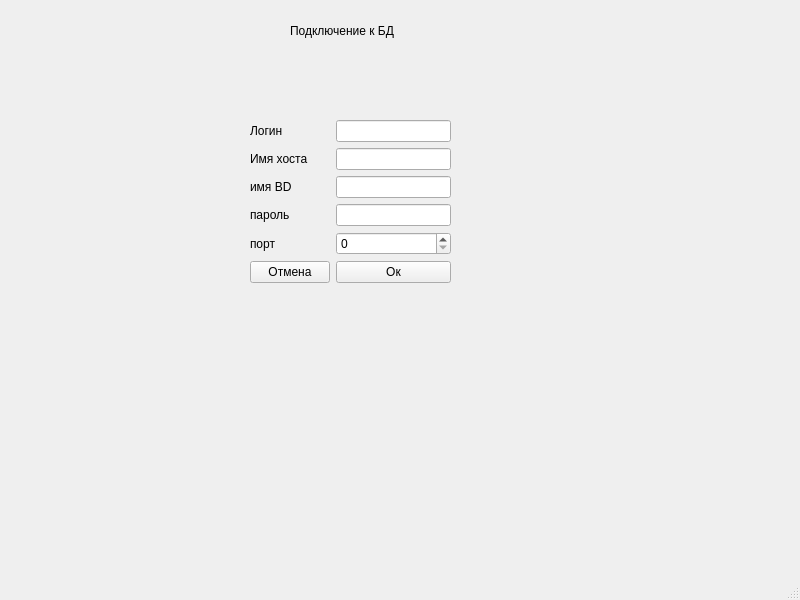
BerMemLeak/homeworks_netology, file designer/mainwindow.ui: the form before one commit.
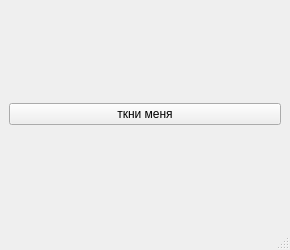
The form after the commit.

What changed in the file:
```diff
--- a/designer/mainwindow.ui
+++ b/designer/mainwindow.ui
@@ -6,116 +6,75 @@
    <rect>
     <x>0</x>
     <y>0</y>
-    <width>800</width>
-    <height>600</height>
+    <width>290</width>
+    <height>250</height>
    </rect>
   </property>
   <property name="windowTitle">
    <string>MainWindow</string>
   </property>
   <widget class="QWidget" name="centralwidget">
-   <widget class="QPushButton" name="ok_pushButton">
-    <property name="geometry">
-     <rect>
-      <x>600</x>
-      <y>610</y>
-      <width>100</width>
-      <height>32</height>
-     </rect>
-    </property>
-    <property name="text">
-     <string>Ок</string>
-    </property>
-   </widget>
-   <widget class="QLabel" name="label_dialog_window">
-    <property name="geometry">
-     <rect>
-      <x>290</x>
-      <y>10</y>
-      <width>151</width>
-      <height>41</height>
-     </rect>
-    </property>
-    <property name="text">
-     <string>Подключение к БД</string>
-    </property>
-   </widget>
-   <widget class="QWidget" name="formLayoutWidget">
-    <property name="geometry">
-     <rect>
-      <x>250</x>
-      <y>120</y>
-      <width>201</width>
-      <height>207</height>
-     </rect>
-    </property>
-    <layout class="QFormLayout" name="bd_form">
-     <item row="0" column="0">
-      <widget class="QLabel" name="login_label">
-       <property name="text">
-        <string>Логин</string>
-       </property>
-      </widget>
-     </item>
-     <item row="0" column="1">
-      <widget class="QLineEdit" name="login_input"/>
-     </item>
-     <item row="1" column="1">
-      <widget class="QLineEdit" name="hostName_input"/>
-     </item>
-     <item row="2" column="0">
-      <widget class="QLabel" name="BD_name_label">
-       <property name="text">
-        <string>имя BD</string>
-       </property>
-      </widget>
-     </item>
-     <item row="3" column="0">
-      <widget class="QLabel" name="pass_label">
-       <property name="text">
-        <string>пароль</string>
-       </property>
-      </widget>
-     </item>
-     <item row="3" column="1">
-      <widget class="QLineEdit" name="pass_input"/>
-     </item>
-     <item row="4" column="0">
-      <widget class="QLabel" name="port_label">
-       <property name="text">
-        <string>порт</string>
-       </property>
-      </widget>
-     </item>
-     <item row="4" column="1">
-      <widget class="QSpinBox" name="Port_spinBox"/>
-     </item>
-     <item row="5" column="0">
-      <widget class="QPushButton" name="back_push_button">
-       <property name="text">
-        <string>Отмена</string>
-       </property>
-      </widget>
-     </item>
-     <item row="5" column="1">
-      <widget class="QPushButton" name="ok_pushButton_2">
-       <property name="text">
-        <string>Ок</string>
-       </property>
-      </widget>
-     </item>
-     <item row="2" column="1">
-      <widget class="QLineEdit" name="BD_name_input"/>
-     </item>
-     <item row="1" column="0">
-      <widget class="QLabel" name="host_name_label">
-       <property name="text">
-        <string>Имя хоста</string>
-       </property>
-      </widget>
-     </item>
-    </layout>
-   </widget>
+   <layout class="QVBoxLayout" name="verticalLayout">
+    <item>
+     <spacer name="horizontalSpacer">
+      <property name="orientation">
+       <enum>Qt::Orientation::Horizontal</enum>
+      </property>
+      <property name="sizeHint" stdset="0">
+       <size>
+        <width>40</width>
+        <height>20</height>
+       </size>
+      </property>
+     </spacer>
+    </item>
+    <item>
+     <spacer name="verticalSpacer_2">
+      <property name="orientation">
+       <enum>Qt::Orientation::Vertical</enum>
+      </property>
+      <property name="sizeHint" stdset="0">
+       <size>
+        <width>20</width>
+        <height>40</height>
+       </size>
+      </property>
+     </spacer>
+    </item>
+    <item>
+     <widget class="QPushButton" name="pushButton">
+      <property name="text">
+       <string>ткни меня</string>
+      </property>
+     </widget>
+    </item>
+    <item>
+     <spacer name="verticalSpacer">
+      <property name="orientation">
+       <enum>Qt::Orientation::Vertical</enum>
+      </property>
+      <property name="sizeHint" stdset="0">
+       <size>
+        <width>20</width>
+        <height>40</height>
+       </size>
+      </property>
+     </spacer>
+    </item>
+    <item>
+     <spacer name="horizontalSpacer_2">
+      <property name="orientation">
+       <enum>Qt::Orientation::Horizontal</enum>
+      </property>
+      <property name="sizeHint" stdset="0">
+       <size>
+        <width>40</width>
+        <height>20</height>
+       </size>
+      </property>
+     </spacer>
+    </item>
+   </layout>
   </widget>
   <widget class="QMenuBar" name="menubar">
    <property name="geometry">
```
Left out of the diff: 2 changed lines with no effect on the pictures.
